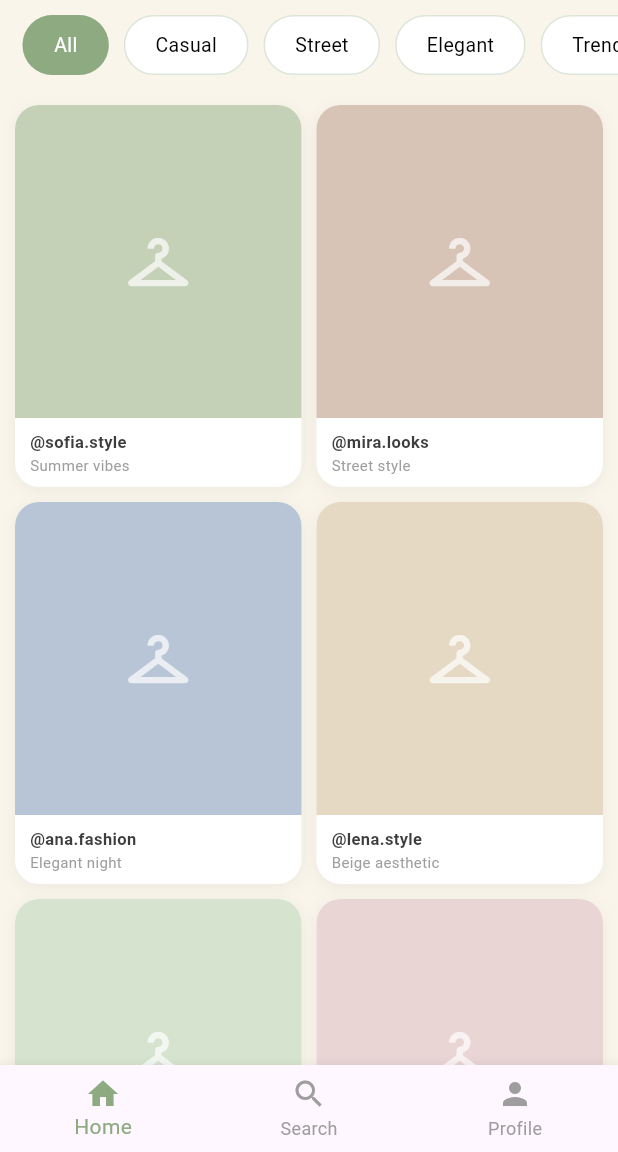
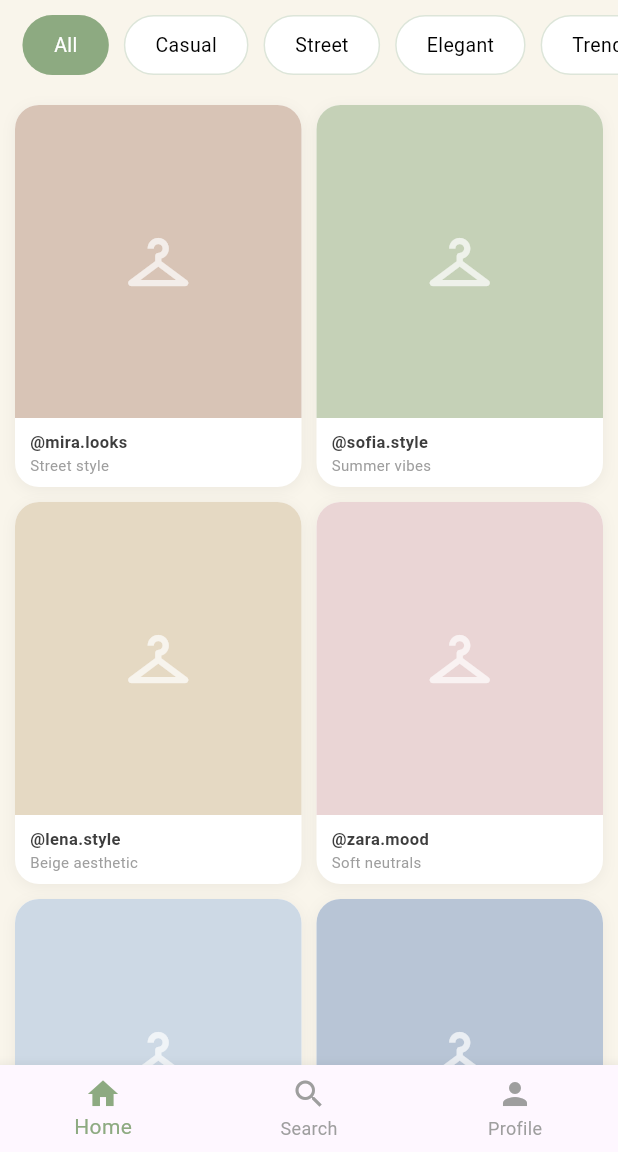
Before and after one commit to Ayamira73/modesta_clean, a Flutter app: the HomeScreen screen opened directly, after a tap on "All", on a phone screen of 412 x 824 dp, the part 84-1236 px from its top. Run offline on Flutter 3.47's test engine with Material 3 defaults, Android fonts, the phone set to English and light mode, and no system bars.

Commit message:
home page categories functionable

```diff
--- a/lib/screens/home_screen.dart
+++ b/lib/screens/home_screen.dart
@@ -1,3 +1,4 @@
+import 'dart:math';
 import 'package:flutter/material.dart';
 import '../widgets/outfit_card.dart';
 import 'search_screen.dart';
@@ -17,74 +18,39 @@ class _HomeScreenState extends State<HomeScreen> {
 
   final List<String> _categories = ['All', 'Casual', 'Street', 'Elegant', 'Trending'];
 
-  final List<Map<String, dynamic>> _outfits = [
-    {'user': '@sofia.style', 'desc': 'Summer vibes',    'color': Color(0xFFC5D1B7)},
-    {'user': '@mira.looks',  'desc': 'Street style',    'color': Color(0xFFD8C4B6)},
-    {'user': '@ana.fashion', 'desc': 'Elegant night',   'color': Color(0xFFB8C5D6)},
-    {'user': '@lena.style',  'desc': 'Beige aesthetic', 'color': Color(0xFFE5D9C3)},
-    {'user': '@nina.fits',   'desc': 'Casual Monday',   'color': Color(0xFFD6E4CF)},
-    {'user': '@zara.mood',   'desc': 'Soft neutrals',   'color': Color(0xFFEAD5D5)},
+  // All outfits — each has a category tag so filtering works
+  final List<Map<String, dynamic>> _allOutfits = [
+    {'user': '@sofia.style', 'desc': 'Summer vibes',    'color': Color(0xFFC5D1B7), 'cat': 'Casual'},
+    {'user': '@mira.looks',  'desc': 'Street style',    'color': Color(0xFFD8C4B6), 'cat': 'Street'},
+    {'user': '@ana.fashion', 'desc': 'Elegant night',   'color': Color(0xFFB8C5D6), 'cat': 'Elegant'},
+    {'user': '@lena.style',  'desc': 'Beige aesthetic', 'color': Color(0xFFE5D9C3), 'cat': 'Trending'},
+    {'user': '@nina.fits',   'desc': 'Casual Monday',   'color': Color(0xFFD6E4CF), 'cat': 'Casual'},
+    {'user': '@zara.mood',   'desc': 'Soft neutrals',   'color': Color(0xFFEAD5D5), 'cat': 'Elegant'},
+    {'user': '@bia.drip',    'desc': 'Urban cool',      'color': Color(0xFFCDD9E5), 'cat': 'Street'},
+    {'user': '@mia.trend',   'desc': 'Hot right now',   'color': Color(0xFFD9D4E7), 'cat': 'Trending'},
   ];
 
-  // bottom navigation bar
-  late final List<Widget> _pages = [
-    _buildHome(),
-    const SearchScreen(),
-    const ProfileScreen(),
-  ];
+  // Currently displayed outfits (shuffled when category changes)
+  late List<Map<String, dynamic>> _displayedOutfits;
 
-  Widget _buildHome() {
-    return Column(
-      children: [
-        // Category filter bar
-        SizedBox(
-          height: 60,
-          child: ListView.builder(
-            scrollDirection: Axis.horizontal,
-            padding: const EdgeInsets.symmetric(horizontal: 10, vertical: 10),
-            itemCount: _categories.length,
-            itemBuilder: (context, index) {
-              final bool isSelected = _selectedCategory == _categories[index];
-              return GestureDetector(
-                onTap: () => setState(() => _selectedCategory = _categories[index]),
-                child: Container(
-                  margin: const EdgeInsets.symmetric(horizontal: 5),
-                  padding: const EdgeInsets.symmetric(horizontal: 20),
-                  decoration: BoxDecoration(
-                    color: isSelected ? const Color(0xFF8DAA81) : Colors.white,
-                    borderRadius: BorderRadius.circular(20),
-                    border: Border.all(color: const Color(0xFF8DAA81).withOpacity(0.3)),
-                  ),
-                  child: Center(
-                    child: Text(
-                      _categories[index],
-                      style: TextStyle(
-                        color: isSelected ? Colors.white : Colors.black,
-                        fontSize: 13,
-                      ),
-                    ),
-                  ),
-                ),
-              );
-            },
-          ),
-        ),
-        // Outfit grid
-        Expanded(
-          child: GridView.builder(
-            padding: const EdgeInsets.all(10),
-            gridDelegate: const SliverGridDelegateWithFixedCrossAxisCount(
-              crossAxisCount: 2,
-              childAspectRatio: 0.75,
-              crossAxisSpacing: 10,
-              mainAxisSpacing: 10,
-            ),
-            itemCount: _outfits.length,
-            itemBuilder: (context, index) => OutfitCard(outfit: _outfits[index]),
-          ),
-        ),
-      ],
-    );
+  @override
+  void initState() {
+    super.initState();
+    _displayedOutfits = List.from(_allOutfits);
+  }
+
+  void _selectCategory(String category) {
+    final filtered = category == 'All'
+        ? List<Map<String, dynamic>>.from(_allOutfits)
+        : _allOutfits.where((o) => o['cat'] == category).toList();
+
+    // Shuffle so it feels like fresh content
+    filtered.shuffle(Random());
+
+    setState(() {
+      _selectedCategory = category;
+      _displayedOutfits = filtered;
+    });
   }
 
   @override
@@ -113,7 +79,72 @@ class _HomeScreenState extends State<HomeScreen> {
       ),
       body: IndexedStack(
         index: _currentIndex,
-        children: _pages,
+        children: [
+          // Home tab — built inside build() so it always re-renders
+          Column(
+            children: [
+              // Category filter bar
+              SizedBox(
+                height: 60,
+                child: ListView.builder(
+                  scrollDirection: Axis.horizontal,
+                  padding: const EdgeInsets.symmetric(horizontal: 10, vertical: 10),
+                  itemCount: _categories.length,
+                  itemBuilder: (context, index) {
+                    final bool isSelected = _selectedCategory == _categories[index];
+                    return GestureDetector(
+                      onTap: () => _selectCategory(_categories[index]),
+                      child: Container(
+                        margin: const EdgeInsets.symmetric(horizontal: 5),
+                        padding: const EdgeInsets.symmetric(horizontal: 20),
+                        decoration: BoxDecoration(
+                          color: isSelected ? const Color(0xFF8DAA81) : Colors.white,
+                          borderRadius: BorderRadius.circular(20),
+                          border: Border.all(
+                            color: const Color(0xFF8DAA81).withOpacity(0.3),
+                          ),
+                        ),
+                        child: Center(
+                          child: Text(
+                            _categories[index],
+                            style: TextStyle(
+                              color: isSelected ? Colors.white : Colors.black,
+                              fontSize: 13,
+                            ),
+                          ),
+                        ),
+                      ),
+                    );
+                  },
+                ),
+              ),
+              // Outfit grid
+              Expanded(
+                child: _displayedOutfits.isEmpty
+                    ? Center(
+                  child: Text(
+                    'No outfits here yet.',
+                    style: TextStyle(color: Colors.grey.shade400),
+                  ),
+                )
+                    : GridView.builder(
+                  padding: const EdgeInsets.all(10),
+                  gridDelegate: const SliverGridDelegateWithFixedCrossAxisCount(
+                    crossAxisCount: 2,
+                    childAspectRatio: 0.75,
+                    crossAxisSpacing: 10,
+                    mainAxisSpacing: 10,
+                  ),
+                  itemCount: _displayedOutfits.length,
+                  itemBuilder: (context, index) =>
+                      OutfitCard(outfit: _displayedOutfits[index]),
+                ),
+              ),
+            ],
+          ),
+          const SearchScreen(),
+          const ProfileScreen(),
+        ],
       ),
       bottomNavigationBar: BottomNavigationBar(
         currentIndex: _currentIndex,
```
